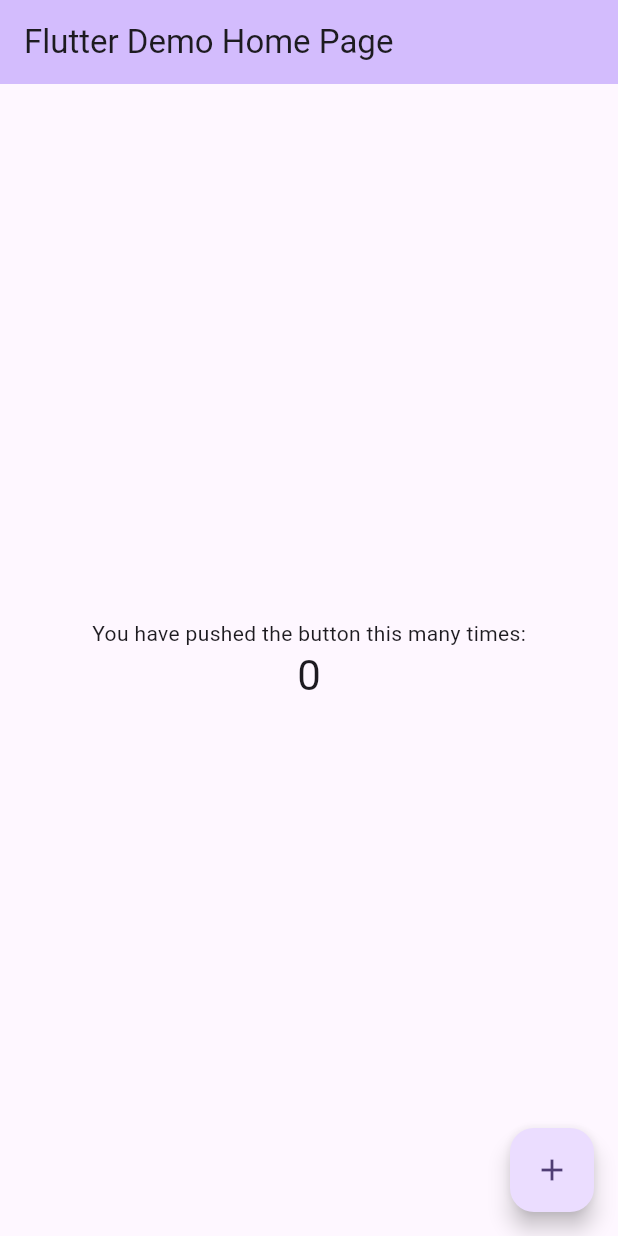
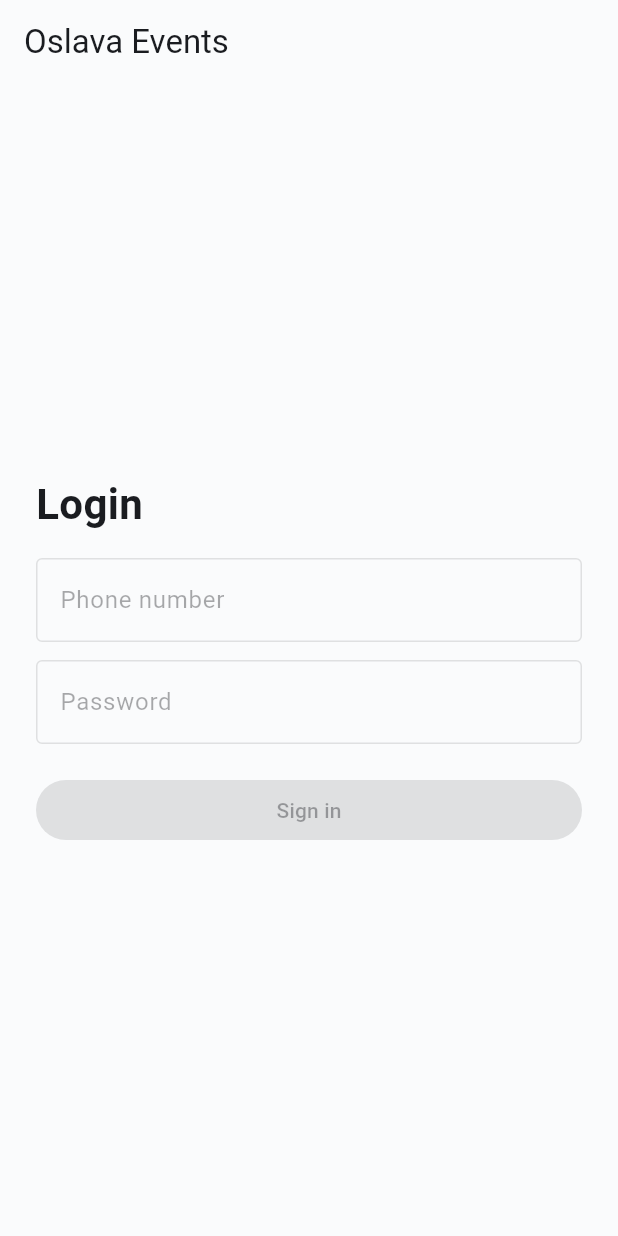
Before and after one commit to arbkhan131/oslava-events-app, a Flutter app: the screen it shows after launch, on a phone screen of 412 x 824 dp. Run offline on Flutter 3.47's test engine with Material 3 defaults, Android fonts, the phone set to English and light mode, and no system bars; our stand-ins replace flutter_riverpod, go_router.

Commit message:
feat: add phase 1 Flutter foundation

```diff
--- /dev/null
+++ b/lib/app/app.dart
@@ -0,0 +1,21 @@
+import 'package:flutter/material.dart';
+import 'package:flutter_riverpod/flutter_riverpod.dart';
+
+import 'router/app_router.dart';
+import 'theme/app_theme.dart';
+
+class OslavaApp extends ConsumerWidget {
+  const OslavaApp({super.key});
+
+  @override
+  Widget build(BuildContext context, WidgetRef ref) {
+    final router = ref.watch(appRouterProvider);
+
+    return MaterialApp.router(
+      title: 'Oslava Events',
+      debugShowCheckedModeBanner: false,
+      theme: buildAppTheme(),
+      routerConfig: router,
+    );
+  }
+}
--- /dev/null
+++ b/lib/app/router/app_router.dart
@@ -0,0 +1,60 @@
+import 'package:flutter/widgets.dart';
+import 'package:flutter_riverpod/flutter_riverpod.dart';
+import 'package:go_router/go_router.dart';
+
+import '../../features/auth/application/auth_session.dart';
+import '../../features/auth/presentation/login_screen.dart';
+import '../../features/shell/presentation/role_home_screen.dart';
+
+final appRouterProvider = Provider<GoRouter>((ref) {
+  final session = ref.watch(authSessionProvider);
+
+  return GoRouter(
+    initialLocation: '/',
+    redirect: (context, state) => roleAwareRedirect(
+      isAuthenticated: session != null,
+      role: session?.role,
+      location: state.uri.path,
+    ),
+    routes: [
+      GoRoute(path: '/', builder: (context, state) => const SizedBox.shrink()),
+      GoRoute(path: '/login', builder: (context, state) => const LoginScreen()),
+      for (final role in AppRole.values)
+        GoRoute(
+          path: role.homePath,
+          builder: (context, state) => RoleHomeScreen(role: role),
+        ),
+    ],
+  );
+});
+
+String? roleAwareRedirect({
+  required bool isAuthenticated,
+  required AppRole? role,
+  required String location,
+}) {
+  final isLogin = location == '/login';
+
+  if (!isAuthenticated) {
+    return isLogin ? null : '/login';
+  }
+
+  final homePath = role?.homePath;
+  if (homePath == null) {
+    return '/login';
+  }
+
+  if (isLogin || location == '/') {
+    return homePath;
+  }
+
+  final routeIsRoleHome = AppRole.values.any(
+    (knownRole) => knownRole.homePath == location,
+  );
+
+  if (routeIsRoleHome && location != homePath) {
+    return homePath;
+  }
+
+  return null;
+}
--- /dev/null
+++ b/lib/app/theme/app_theme.dart
@@ -0,0 +1,32 @@
+import 'package:flutter/material.dart';
+
+ThemeData buildAppTheme() {
+  final colorScheme = ColorScheme.fromSeed(
+    seedColor: const Color(0xFF275DAD),
+    primary: const Color(0xFF275DAD),
+    secondary: const Color(0xFF2E7D6B),
+    tertiary: const Color(0xFFB86125),
+    surface: const Color(0xFFFAFBFC),
+  );
+
+  return ThemeData(
+    colorScheme: colorScheme,
+    useMaterial3: true,
+    scaffoldBackgroundColor: colorScheme.surface,
+    appBarTheme: AppBarTheme(
+      centerTitle: false,
+      backgroundColor: colorScheme.surface,
+      foregroundColor: colorScheme.onSurface,
+      elevation: 0,
+    ),
+    inputDecorationTheme: const InputDecorationTheme(
+      border: OutlineInputBorder(),
+    ),
+    cardTheme: const CardThemeData(
+      margin: EdgeInsets.zero,
+      shape: RoundedRectangleBorder(
+        borderRadius: BorderRadius.all(Radius.circular(8)),
+      ),
+    ),
+  );
+}
--- /dev/null
+++ b/lib/features/auth/presentation/login_screen.dart
@@ -0,0 +1,45 @@
+import 'package:flutter/material.dart';
+
+class LoginScreen extends StatelessWidget {
+  const LoginScreen({super.key});
+
+  @override
+  Widget build(BuildContext context) {
+    return Scaffold(
+      appBar: AppBar(title: const Text('Oslava Events')),
+      body: SafeArea(
+        child: Center(
+          child: ConstrainedBox(
+            constraints: const BoxConstraints(maxWidth: 420),
+            child: const Padding(
+              padding: EdgeInsets.all(24),
+              child: Column(
+                mainAxisSize: MainAxisSize.min,
+                crossAxisAlignment: CrossAxisAlignment.stretch,
+                children: [
+                  Text(
+                    'Login',
+                    style: TextStyle(fontSize: 28, fontWeight: FontWeight.w700),
+                  ),
+                  SizedBox(height: 16),
+                  TextField(
+                    enabled: false,
+                    decoration: InputDecoration(labelText: 'Phone number'),
+                  ),
+                  SizedBox(height: 12),
+                  TextField(
+                    enabled: false,
+                    obscureText: true,
+                    decoration: InputDecoration(labelText: 'Password'),
+                  ),
+                  SizedBox(height: 20),
+                  FilledButton(onPressed: null, child: Text('Sign in')),
+                ],
+              ),
+            ),
+          ),
+        ),
+      ),
+    );
+  }
+}
--- a/lib/main.dart
+++ b/lib/main.dart
@@ -1,122 +1,21 @@
-import 'package:flutter/material.dart';
+import 'package:flutter/widgets.dart';
+import 'package:flutter_riverpod/flutter_riverpod.dart';
+
+import 'app/app.dart';
+import 'app/bootstrap.dart';
+import 'core/config/app_environment.dart';
 
 void main() {
-  runApp(const MyApp());
+  WidgetsFlutterBinding.ensureInitialized();
+
+  runApp(
+    ProviderScope(
+      overrides: [
+        appEnvironmentProvider.overrideWithValue(
+          AppEnvironment.fromDartDefines(),
+        ),
+      ],
+      child: const OslavaApp(),
+    ),
+  );
 }
-
-class MyApp extends StatelessWidget {
-  const MyApp({super.key});
-
-  // This widget is the root of your application.
-  @override
-  Widget build(BuildContext context) {
-    return MaterialApp(
-      title: 'Flutter Demo',
-      theme: ThemeData(
-        // This is the theme of your application.
-        //
-        // TRY THIS: Try running your application with "flutter run". You'll see
-        // the application has a purple toolbar. Then, without quitting the app,
-        // try changing the seedColor in the colorScheme below to Colors.green
-        // and then invoke "hot reload" (save your changes or press the "hot
-        // reload" button in a Flutter-supported IDE, or press "r" if you used
-        // the command line to start the app).
-        //
-        // Notice that the counter didn't reset back to zero; the application
-        // state is not lost during the reload. To reset the state, use hot
-        // restart instead.
-        //
-        // This works for code too, not just values: Most code changes can be
-        // tested with just a hot reload.
-        colorScheme: .fromSeed(seedColor: Colors.deepPurple),
-      ),
-      home: const MyHomePage(title: 'Flutter Demo Home Page'),
-    );
-  }
-}
-
-class MyHomePage extends StatefulWidget {
-  const MyHomePage({super.key, required this.title});
-
-  // This widget is the home page of your application. It is stateful, meaning
-  // that it has a State object (defined below) that contains fields that affect
-  // how it looks.
-
-  // This class is the configuration for the state. It holds the values (in this
-  // case the title) provided by the parent (in this case the App widget) and
-  // used by the build method of the State. Fields in a Widget subclass are
-  // always marked "final".
-
-  final String title;
-
-  @override
-  State<MyHomePage> createState() => _MyHomePageState();
-}
-
-class _MyHomePageState extends State<MyHomePage> {
-  int _counter = 0;
-
-  void _incrementCounter() {
-    setState(() {
-      // This call to setState tells the Flutter framework that something has
-      // changed in this State, which causes it to rerun the build method below
-      // so that the display can reflect the updated values. If we changed
-      // _counter without calling setState(), then the build method would not be
-      // called again, and so nothing would appear to happen.
-      _counter++;
-    });
-  }
-
-  @override
-  Widget build(BuildContext context) {
-    // This method is rerun every time setState is called, for instance as done
-    // by the _incrementCounter method above.
-    //
-    // The Flutter framework has been optimized to make rerunning build methods
-    // fast, so that you can just rebuild anything that needs updating rather
-    // than having to individually change instances of widgets.
-    return Scaffold(
-      appBar: AppBar(
-        // TRY THIS: Try changing the color here to a specific color (to
-        // Colors.amber, perhaps?) and trigger a hot reload to see the AppBar
-        // change color while the other colors stay the same.
-        backgroundColor: Theme.of(context).colorScheme.inversePrimary,
-        // Here we take the value from the MyHomePage object that was created by
-        // the App.build method, and use it to set our appbar title.
-        title: Text(widget.title),
-      ),
-      body: Center(
-        // Center is a layout widget. It takes a single child and positions it
-        // in the middle of the parent.
-        child: Column(
-          // Column is also a layout widget. It takes a list of children and
-          // arranges them vertically. By default, it sizes itself to fit its
-          // children horizontally, and tries to be as tall as its parent.
-          //
-          // Column has various properties to control how it sizes itself and
-          // how it positions its children. Here we use mainAxisAlignment to
-          // center the children vertically; the main axis here is the vertical
-          // axis because Columns are vertical (the cross axis would be
-          // horizontal).
-          //
-          // TRY THIS: Invoke "debug painting" (choose the "Toggle Debug Paint"
-          // action in the IDE, or press "p" in the console), to see the
-          // wireframe for each widget.
-          mainAxisAlignment: .center,
-          children: [
-            const Text('You have pushed the button this many times:'),
-            Text(
-              '$_counter',
-              style: Theme.of(context).textTheme.headlineMedium,
-            ),
-          ],
-        ),
-      ),
-      floatingActionButton: FloatingActionButton(
-        onPressed: _incrementCounter,
-        tooltip: 'Increment',
-        child: const Icon(Icons.add),
-      ),
-    );
-  }
-}
--- a/pubspec.yaml
+++ b/pubspec.yaml
@@ -34,6 +34,8 @@ dependencies:
   # The following adds the Cupertino Icons font to your application.
   # Use with the CupertinoIcons class for iOS style icons.
   cupertino_icons: ^1.0.8
+  flutter_riverpod: ^3.4.3
+  go_router: ^18.0.1
 
 dev_dependencies:
   flutter_test:
```
Also changed, not shown: lib/app/bootstrap.dart (added, +7 -0 lines), lib/core/config/app_environment.dart (added, +103 -0 lines), lib/core/errors/app_error.dart (added, +13 -0 lines), lib/features/auth/application/auth_session.dart (added, +53 -0 lines), lib/features/shell/presentation/role_home_screen.dart (added, +35 -0 lines), pubspec.lock, 8 other files.
